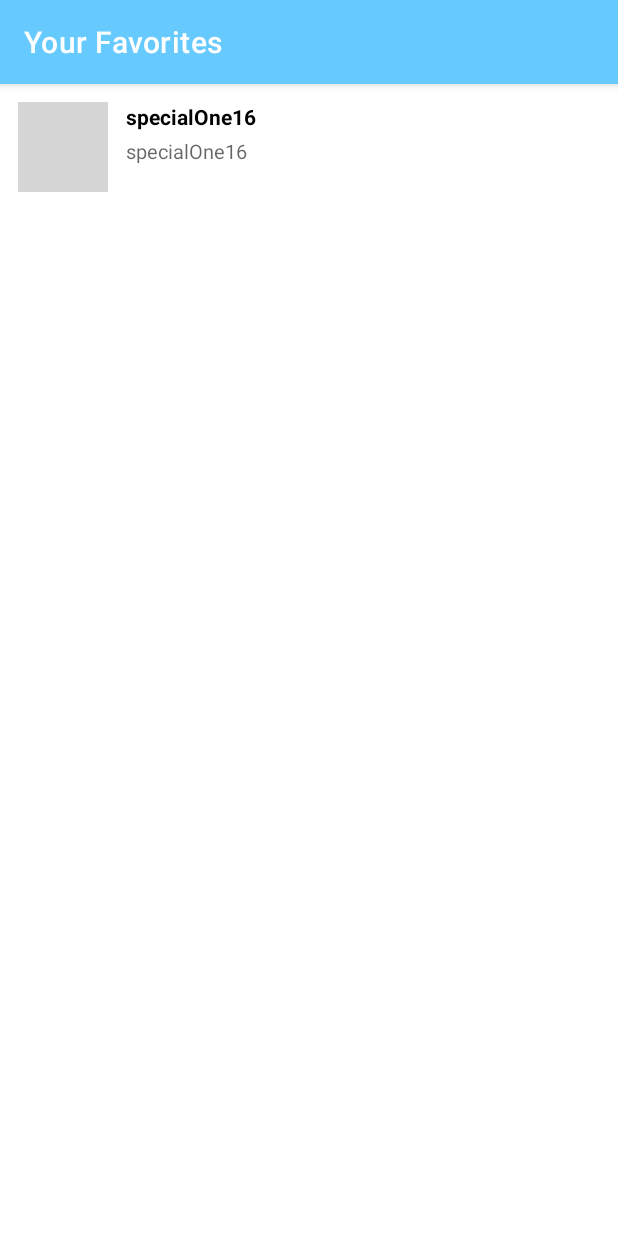
After one commit to specialOne16/Github-Profile, an Android app: the FavoriteActivity screen opened directly, with no data from a screen before it, on a phone screen of 412 x 824 dp. The commit adds this screen. Run offline under Robolectric (Android 15) with nearby library versions, the phone set to English and light mode, and no system bars; our stand-ins replace CircleImageView; pictures from the network do not load; grey boxes are pictures that could not be loaded.

Commit message:
add favorite activity

```diff
--- /dev/null
+++ b/app/src/main/java/com/jundapp/githubprofile/activity/FavoriteActivity.kt
@@ -0,0 +1,45 @@
+package com.jundapp.githubprofile.activity
+
+import android.app.Activity
+import android.content.Intent
+import androidx.appcompat.app.AppCompatActivity
+import android.os.Bundle
+import androidx.recyclerview.widget.LinearLayoutManager
+import com.jundapp.githubprofile.R
+import com.jundapp.githubprofile.adapter.UserListAdapter
+import com.jundapp.githubprofile.databinding.ActivityFavoriteBinding
+import com.jundapp.githubprofile.models.UserModel
+import org.json.JSONArray
+
+class FavoriteActivity : AppCompatActivity() {
+
+    private lateinit var binding: ActivityFavoriteBinding
+
+    override fun onCreate(savedInstanceState: Bundle?) {
+        super.onCreate(savedInstanceState)
+        binding = ActivityFavoriteBinding.inflate(layoutInflater)
+        setContentView(binding.root)
+
+        supportActionBar?.title = resources.getString(R.string.favorite_title)
+
+        val listUserAdapter = UserListAdapter(this, listOf(
+            UserModel("specialOne16", 1, null, null, null, null, null, null, null, null, null, null, null, null, null, null, null, null, null)
+        ))
+        binding.listFavorite.layoutManager = LinearLayoutManager(this)
+
+        listUserAdapter.setOnItemClickCallback(object :
+            UserListAdapter.OnItemClickCallback {
+            override fun onItemClicked(data: UserModel) {
+                val toDetail = Intent(
+                    this@FavoriteActivity,
+                    DetailActivity::class.java
+                )
+                toDetail.putExtra(DetailActivity.EXTRA_USER, data.login)
+                startActivity(toDetail)
+            }
+        })
+
+        binding.listFavorite.adapter = listUserAdapter
+        binding.listFavorite.layoutManager = LinearLayoutManager(this)
+    }
+}
--- /dev/null
+++ b/app/src/main/res/drawable/ic_favorite.xml
@@ -0,0 +1,5 @@
+<vector android:height="24dp" android:tint="#FFFFFF"
+    android:viewportHeight="24" android:viewportWidth="24"
+    android:width="24dp" xmlns:android="http://schemas.android.com/apk/res/android">
+    <path android:fillColor="@android:color/white" android:pathData="M12,21.35l-1.45,-1.32C5.4,15.36 2,12.28 2,8.5 2,5.42 4.42,3 7.5,3c1.74,0 3.41,0.81 4.5,2.09C13.09,3.81 14.76,3 16.5,3 19.58,3 22,5.42 22,8.5c0,3.78 -3.4,6.86 -8.55,11.54L12,21.35z"/>
+</vector>
--- /dev/null
+++ b/app/src/main/res/layout/activity_favorite.xml
@@ -0,0 +1,13 @@
+<?xml version="1.0" encoding="utf-8"?>
+<LinearLayout xmlns:android="http://schemas.android.com/apk/res/android"
+    xmlns:tools="http://schemas.android.com/tools"
+    android:layout_width="match_parent"
+    android:layout_height="match_parent"
+    tools:context=".activity.FavoriteActivity">
+
+    <androidx.recyclerview.widget.RecyclerView
+        android:id="@+id/list_favorite"
+        android:layout_width="match_parent"
+        android:layout_height="wrap_content"/>
+
+</LinearLayout>
--- a/app/src/main/res/values/strings.xml
+++ b/app/src/main/res/values/strings.xml
@@ -1,5 +1,6 @@
 <resources>
     <string name="app_name">Github Profile</string>
+    <string name="favorite_title">Your Favorites</string>
 
     <string name="name">No Name</string>
     <string name="uname">No Username</string>
@@ -13,6 +14,8 @@
     <string name="cari_disini">Find here…</string>
     <string name="no_entry_found">No entry found.</string>
 
+    <string name="love">Favorites</string>
+
 
     <string name="desc_search_button" translatable="false">Search button</string>
     <string name="desc_logo" translatable="false">logo</string>
```
Also changed, not shown: app/src/main/AndroidManifest.xml (+6 -6 lines), app/src/main/java/com/jundapp/githubprofile/activity/MainActivity.kt (+20 -0 lines), app/src/main/res/menu/menu_main.xml (added, +10 -0 lines), 1 other file.
